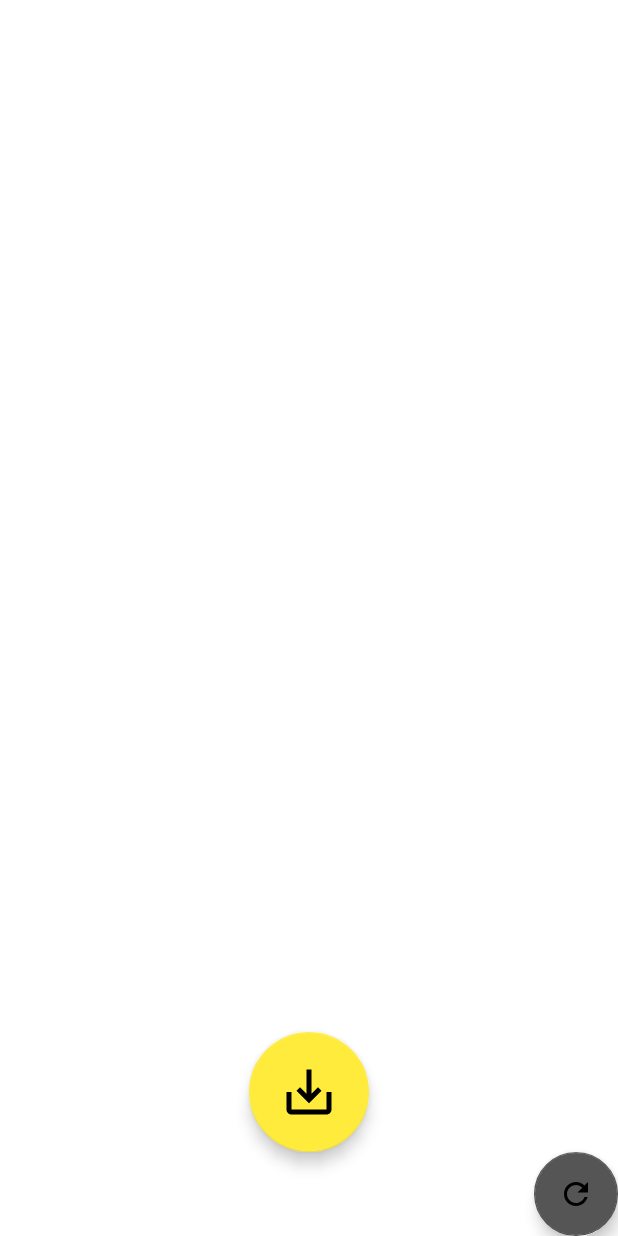
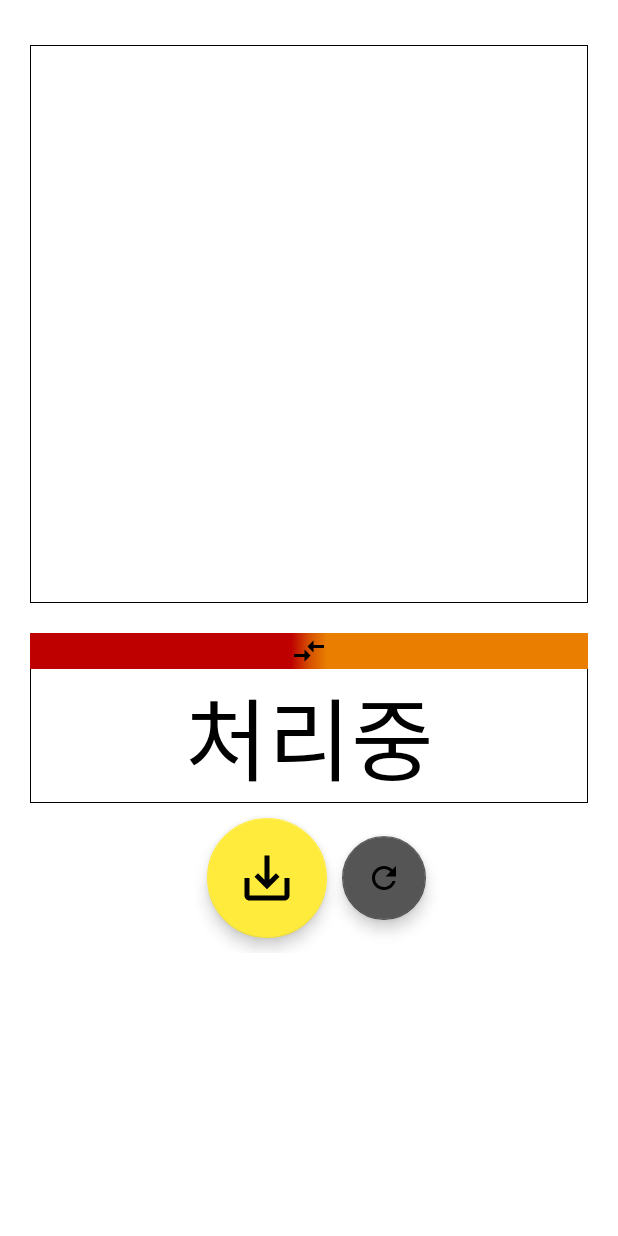
Before and after one commit to 0chil/curlingtomorrow, an Android app: the PreviewActivity screen opened directly, with no data from a screen before it, on a phone screen of 412 x 824 dp. Run offline under Robolectric (Android 15) with nearby library versions, the phone set to English and light mode, and no system bars; 2 statements that could not run were skipped.

Commit message:
Preview, player name dialog

```diff
--- a/app/src/main/AndroidManifest.xml
+++ b/app/src/main/AndroidManifest.xml
@@ -15,10 +15,9 @@
         android:roundIcon="@mipmap/ic_launcher_round"
         android:supportsRtl="true"
         android:theme="@style/AppTheme">
-        <activity android:name=".ui.PreviewActivity"></activity>
+        <activity android:name=".ui.PreviewActivity" />
         <activity android:name=".NoticeActivity" />
-        <activity
-            android:name=".ui.CameraActivity" />
+        <activity android:name=".ui.CameraActivity" />
         <activity
             android:name=".SplashActivity"
             android:theme="@style/SplashTheme">
--- a/app/src/main/java/com/gor2/curlingtomorrow/NoticeActivity.java
+++ b/app/src/main/java/com/gor2/curlingtomorrow/NoticeActivity.java
@@ -12,6 +12,7 @@ public class NoticeActivity extends AppCompatActivity {
     protected void onCreate(Bundle savedInstanceState) {
         super.onCreate(savedInstanceState);
         setContentView(R.layout.activity_notice);
+        finish();
         getSupportActionBar().hide();
 
         Button btnClose = findViewById(R.id.btnClose);
--- /dev/null
+++ b/app/src/main/res/drawable/border.xml
@@ -0,0 +1,13 @@
+<?xml version="1.0" encoding="utf-8"?>
+<layer-list xmlns:android="http://schemas.android.com/apk/res/android">
+    <item>
+        <shape android:shape="rectangle">
+            <solid android:color="#000"></solid>
+        </shape>
+    </item>
+    <item android:top="1dp" android:bottom="1dp" android:left="1dp" android:right="1dp">
+        <shape android:shape="rectangle">
+            <solid android:color="#FFF"></solid>
+        </shape>
+    </item>
+</layer-list>
--- /dev/null
+++ b/app/src/main/res/drawable/gredient.xml
@@ -0,0 +1,19 @@
+<?xml version="1.0" encoding="utf-8"?>
+<selector xmlns:android="http://schemas.android.com/apk/res/android">
+    <item>
+<!--        <shape android:shape="rectangle">-->
+<!--            <solid android:color="#BE0000"></solid>-->
+<!--        </shape>-->
+<!--        <shape android:shape="rectangle">-->
+<!--            <solid android:color="#e97e00"></solid>-->
+<!--        </shape>-->
+        <shape>
+        <gradient
+            android:angle="0"
+        android:centerColor="#d54f00"
+        android:endColor="#e97e00"
+        android:startColor="#BE0000"
+        android:type="linear" />
+        </shape>
+    </item>
+</selector>
--- /dev/null
+++ b/app/src/main/res/drawable/ic_compare_arrows_black_24dp.xml
@@ -0,0 +1,9 @@
+<vector xmlns:android="http://schemas.android.com/apk/res/android"
+    android:width="24dp"
+    android:height="24dp"
+    android:viewportWidth="24"
+    android:viewportHeight="24">
+  <path
+      android:pathData="M9.01,14H2v2h7.01v3L13,15l-3.99,-4V14zM14.99,13v-3H22V8h-7.01V5L11,9L14.99,13z"
+      android:fillColor="#000000"/>
+</vector>
--- a/app/src/main/res/layout/activity_camera.xml
+++ b/app/src/main/res/layout/activity_camera.xml
@@ -12,7 +12,7 @@
     <TextView
         android:id="@+id/textView"
         android:layout_width="match_parent"
-        android:layout_height="wrap_content"
+        android:layout_height="30dp"
         android:text="표적지를 가이드라인에 맞춰주세요"
         android:textAlignment="center"
         android:textSize="20dp" />
--- a/app/src/main/res/layout/activity_preview.xml
+++ b/app/src/main/res/layout/activity_preview.xml
@@ -6,29 +6,95 @@
     android:layout_height="match_parent"
     android:gravity="center_horizontal"
     android:orientation="vertical"
-    android:paddingTop="60dp"
+    android:paddingTop="30dp"
     tools:context=".ui.PreviewActivity">
 
     <FrameLayout
         android:id="@+id/frameLayout"
         android:layout_width="match_parent"
-        android:layout_height="match_parent"
-        android:layout_weight="1">
+        android:layout_height="wrap_content"
+        android:layout_marginLeft="20dp"
+        android:layout_marginRight="20dp"
+        android:layout_marginBottom="20dp"
+        android:background="@drawable/border"
+        android:padding="1dp">
 
         <ImageView
             android:id="@+id/imgTaken"
             android:layout_width="match_parent"
             android:layout_height="match_parent"
-            android:layout_weight="1"
+            android:adjustViewBounds="true"
             android:scaleType="fitStart"
             app:srcCompat="@drawable/ic_launcher_foreground" />
     </FrameLayout>
+
+    <LinearLayout
+        android:layout_width="match_parent"
+        android:layout_height="wrap_content"
+        android:layout_marginLeft="20dp"
+        android:layout_marginRight="20dp"
+        android:background="@drawable/border"
+        android:orientation="vertical">
+
+        <LinearLayout
+            android:layout_width="match_parent"
+            android:layout_height="wrap_content"
+            android:orientation="horizontal">
+
+            <TextView
+                android:id="@+id/txtPlayerRed"
+                android:layout_width="match_parent"
+                android:layout_height="24dp"
+                android:layout_weight="1"
+                android:background="@color/red"
+                android:gravity="center"
+                android:textAlignment="center"
+                android:textAppearance="@style/TextAppearance.AppCompat.Body2"
+                android:textColor="#FFFFFF" />
+
+            <ImageView
+                android:id="@+id/imageView"
+                android:layout_width="wrap_content"
+                android:layout_height="wrap_content"
+                android:background="@drawable/gredient"
+                app:srcCompat="@drawable/ic_compare_arrows_black_24dp" />
+
+            <TextView
+                android:id="@+id/txtPlayerYellow"
+                android:layout_width="match_parent"
+                android:layout_height="24dp"
+                android:layout_weight="1"
+                android:background="@color/yellow"
+                android:gravity="center"
+                android:textAlignment="center"
+                android:textAppearance="@style/TextAppearance.AppCompat.Body2"
+                android:textColor="#FFFFFF" />
+        </LinearLayout>
+
+        <TextView
+            android:id="@+id/txtScore"
+            android:layout_width="match_parent"
+            android:layout_height="wrap_content"
+            android:text="처리중"
+            android:textAlignment="center"
+            android:textAppearance="@style/TextAppearance.AppCompat.Body2"
+            android:textColor="#000000"
+            android:textSize="60sp" />
+
+    </LinearLayout>
+
+    <LinearLayout
+        android:layout_width="match_parent"
+        android:layout_height="wrap_content"
+        android:gravity="center"
+        android:orientation="horizontal">
 
         <com.google.android.material.floatingactionbutton.FloatingActionButton
             android:id="@+id/btnSave"
             android:layout_width="wrap_content"
             android:layout_height="wrap_content"
             android:layout_gravity="center"
+            android:layout_margin="10dp"
             android:clickable="true"
             app:backgroundTint="@color/colorPrimary"
             app:fabCustomSize="80dp"
@@ -39,9 +105,9 @@
             android:id="@+id/btnRetry"
             android:layout_width="match_parent"
             android:layout_height="wrap_content"
-        android:layout_gravity="right"
             android:clickable="true"
             app:backgroundTint="@color/disabled"
             app:srcCompat="@drawable/ic_refresh_24px" />
+    </LinearLayout>
 
 </LinearLayout>
--- a/app/src/main/res/values/colors.xml
+++ b/app/src/main/res/values/colors.xml
@@ -5,4 +5,6 @@
     <color name="colorAccent">#FFF59D</color>
     <color name="white">#FFFFFF</color>
     <color name="disabled">#555</color>
+    <color name="red">#BE0000</color>
+    <color name="yellow">#e97e00</color>
 </resources>
```
Also changed, not shown: app/src/main/java/com/gor2/curlingtomorrow/DialogSave.java (added, +42 -0 lines), app/src/main/java/com/gor2/curlingtomorrow/camera/DrawDetectionsOnTop.java (+6 -5 lines), app/src/main/java/com/gor2/curlingtomorrow/ui/PreviewActivity.java (+24 -6 lines), app/src/main/res/drawable/button.xml (deleted, +0 -9 lines), app/src/main/res/layout/activity_dialog_save.xml (added, +90 -0 lines). Lines whose indentation alone changed are shown as unchanged.
